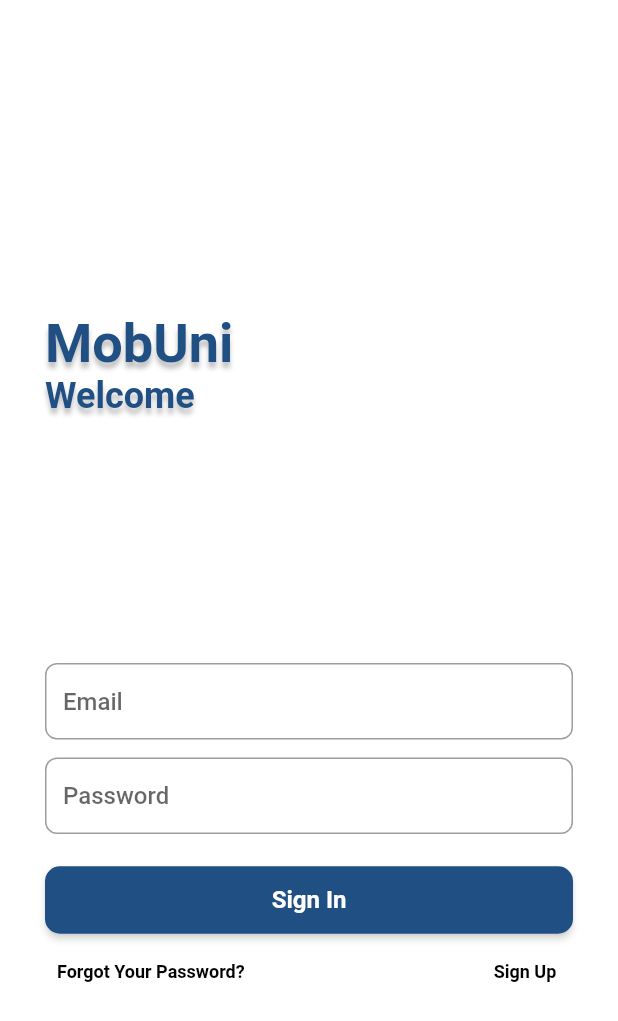
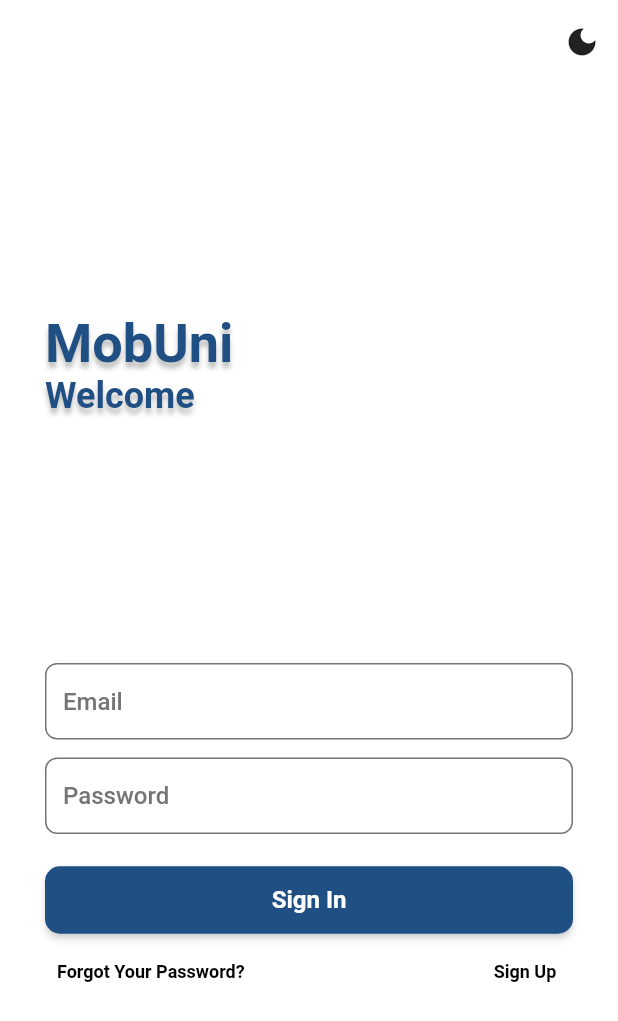
Before and after one commit to mehmetarsay/mobuni_v2, a Flutter app: the screen it shows after launch, on a phone screen of 412 x 824 dp. Shown: the top 1021 px of the screen. Run offline on Flutter 3.47's test engine with Material 2 defaults, Android fonts, the phone set to English and light mode, and no system bars; our stand-ins replace cached_network_image, dio, flutter_secure_storage, hive, image_picker, like_button and 2 more; missing offline and left inert: photo_manager, zoom_pinch_overlay; accounts and stored records are empty; Roboto replaces fonts that are missing (Manrope).

Commit message:
login ve register için dark ve light tema ayarlamaları yapıldı

```diff
--- a/lib/core/components/app_bar/custom_app_bar.dart
+++ b/lib/core/components/app_bar/custom_app_bar.dart
@@ -1,11 +1,17 @@
 import 'package:flutter/material.dart';
 import 'package:mobuni_v2/core/components/button/custom_back_button.dart';
+import 'package:mobuni_v2/core/components/text/custom_text.dart';
+import 'package:mobuni_v2/core/extension/context_extension.dart';
+import 'package:mobuni_v2/core/initialize/theme/theme_notifier.dart';
+import 'package:provider/provider.dart';
 
 class CustomAppBar extends StatefulWidget implements PreferredSizeWidget {
   const CustomAppBar({
     Key? key,
+    this.title,
   })  : preferredSize = const Size.fromHeight(kToolbarHeight),
         super(key: key);
+  final String? title;
 
   @override
   final Size preferredSize;
@@ -18,9 +24,30 @@ class _AuthAppBarState extends State<CustomAppBar> {
   @override
   Widget build(BuildContext context) {
     return AppBar(
-        leading: Navigator.canPop(context) ?  CustomBackButton() : null,
-        elevation: 0,
-        automaticallyImplyLeading: false,
-        actions: []);
+      title: widget.title != null
+          ? CustomText(
+              widget.title,
+              fontWeight: FontWeight.bold,
+              fontSize: 20,
+              color: context.colors.primary,
+            )
+          : null,
+      leading: Navigator.canPop(context) ? Padding(
+        padding: const EdgeInsets.symmetric(vertical: 10),
+        child: CustomBackButton(),
+      ) : null,
+      elevation: 0,
+      automaticallyImplyLeading: false,
+      actions: [
+        IconButton(
+          icon: Icon(
+            context.watch<ThemeNotifier>().darkTheme!
+                ? Icons.light_mode
+                : Icons.dark_mode,
+          ),
+          onPressed: () => context.read<ThemeNotifier>().toggleTheme(),
+        )
+      ],
+    );
   }
 }
--- a/lib/core/components/button/custom_back_button.dart
+++ b/lib/core/components/button/custom_back_button.dart
@@ -10,7 +10,7 @@ const CustomBackButton({ Key? key }) : super(key: key);
       onTap: () => context.navigationService.back(),
       child: Container(
         decoration: BoxDecoration(
-          color: Color(0xffE6ECF3),
+          color: context.colors.primary.withOpacity(0.25),
           borderRadius: BorderRadius.only(topRight: Radius.circular(10), bottomRight: Radius.circular(10))
         ),
         child: Icon(Icons.arrow_back_ios, color: Color(0xff40668B)),
--- a/lib/core/components/button/custom_text_button.dart
+++ b/lib/core/components/button/custom_text_button.dart
@@ -1,16 +1,24 @@
 import 'package:flutter/material.dart';
+import 'package:mobuni_v2/core/components/text/custom_text.dart';
+import 'package:mobuni_v2/core/extension/context_extension.dart';
 
 class CustomTextButton extends StatelessWidget {
-  const CustomTextButton({Key? key, this.onPressed, this.child})
+  const CustomTextButton({Key? key, this.onPressed, this.child, this.text})
       : super(key: key);
   final void Function()? onPressed;
   final Widget? child;
+  final String? text;
 
   @override
   Widget build(BuildContext context) {
     return TextButton(
       onPressed: onPressed ?? () {},
-      child: child ?? Text('Text'),
+      child: child ??
+          CustomText(
+            text ?? 'Text',
+            fontWeight: FontWeight.bold,
+            color: context.theme.primaryColorDark,
+          ),
     );
   }
 }
--- a/lib/core/components/dropdown/custom_dropdown.dart
+++ b/lib/core/components/dropdown/custom_dropdown.dart
@@ -1,5 +1,6 @@
 import 'package:flutter/material.dart';
 import 'package:mobuni_v2/core/components/text/custom_text.dart';
+import 'package:mobuni_v2/core/extension/context_extension.dart';
 
 class CustomDropdown extends StatelessWidget {
   const CustomDropdown({
@@ -16,7 +17,8 @@ class CustomDropdown extends StatelessWidget {
       child: Container(
         padding: EdgeInsets.all(12),
         decoration: BoxDecoration(
-          border: Border.all(color: Colors.grey),
+          color: context.theme.primaryColorLight,
+          border: Border.all(color: context.theme.secondaryHeaderColor),
           borderRadius: BorderRadius.all(
                   Radius.circular(8.0),
                 )
@@ -28,7 +30,7 @@ class CustomDropdown extends StatelessWidget {
             // value: viewModel.selectedIndex ?? null,
             hint: CustomText(
               labelText.toUpperCase(),
-              color: Color(0xff204F83),
+              color: context.colors.primary,
               fontWeight: FontWeight.bold,
             ),
             items: items.map(
--- a/lib/core/components/text_form_field/custom_text_form_field.dart
+++ b/lib/core/components/text_form_field/custom_text_form_field.dart
@@ -1,5 +1,6 @@
 
 import 'package:flutter/material.dart';
+import 'package:mobuni_v2/core/extension/context_extension.dart';
 // import 'package:flutter_keyboard_visibility/flutter_keyboard_visibility.dart';
 import '/core/components/text/custom_text.dart';
 
@@ -81,7 +82,7 @@ class _CustomTextFormFieldState extends State<CustomTextFormField> {
               });
             },
             decoration: InputDecoration(
-              fillColor: Colors.white,
+              fillColor: context.theme.primaryColorLight,
 
               errorStyle: TextStyle(fontSize: 16),
               // fillColor: widget.fillColor ??
@@ -89,9 +90,9 @@ class _CustomTextFormFieldState extends State<CustomTextFormField> {
               //         ? themeData.colorScheme.primary.withAlpha(80)
               //         : themeData.colorScheme.onSecondary),
               hintText: widget.insideHint! ? widget.hintText ?? '' : '',
-              // hintStyle: TextStyle(color: Theme.of(context).colorScheme.secondaryVariant),
+              hintStyle: TextStyle(color: context.theme.secondaryHeaderColor),
               border: OutlineInputBorder(
-                borderSide: BorderSide(color: Colors.grey.shade100),
+                borderSide: BorderSide(),
                 borderRadius: BorderRadius.all(
                   Radius.circular(8.0),
                 ),
@@ -102,7 +103,7 @@ class _CustomTextFormFieldState extends State<CustomTextFormField> {
                   Radius.circular(8.0),
                 ),
                 borderSide: BorderSide(
-                    color: Colors.grey,
+                    color: context.theme.secondaryHeaderColor,
                     ),
               ),
               errorBorder: OutlineInputBorder(
--- a/lib/core/extension/context_extension.dart
+++ b/lib/core/extension/context_extension.dart
@@ -62,7 +62,7 @@ extension ThemeExtension on BuildContext {
 }
 
 extension NavigateExtension on BuildContext {
-  get navigationService => locator<NavigationService>();
+  NavigationService get navigationService => locator<NavigationService>();
 
   // Future navigate(Widget widget) async =>
   //     Navigator.push(this, MaterialPageRoute(builder: (context) => widget));
--- a/lib/core/model/theme/theme_model.dart
+++ b/lib/core/model/theme/theme_model.dart
@@ -1,13 +1,13 @@
 import 'package:flutter/material.dart';
+import 'package:flutter/services.dart';
 import 'package:mobuni_v2/core/constants/config/config.dart';
 
 class ThemeModel {
   final lightMode = ThemeData(
       primaryColor: Config().appColor,
-    accentColor: Colors.grey,
       iconTheme: IconThemeData(color: Colors.grey[900]),
       fontFamily: 'Manrope',
-    scaffoldBackgroundColor: Colors.grey[100],
+      scaffoldBackgroundColor: Colors.white,
       brightness: Brightness.light,
       primaryColorDark: Colors.black,
       primaryColorLight: Colors.white,
@@ -15,14 +15,12 @@ class ThemeModel {
       shadowColor: Colors.grey[200],
       backgroundColor: Colors.white,
       appBarTheme: AppBarTheme(
-      brightness: Brightness.light,
         color: Colors.white,
         elevation: 0,
         iconTheme: IconThemeData(
           color: Colors.grey[900],
         ),
-      actionsIconTheme: IconThemeData(color: Colors.grey[900]),
-      textTheme: TextTheme(
+        actionsIconTheme: IconThemeData(color: Colors.grey[900]), systemOverlayStyle: SystemUiOverlayStyle.dark, toolbarTextStyle: TextTheme(
           headline6: TextStyle(
             fontFamily: 'Manrope',
             fontSize: 18,
@@ -31,12 +29,20 @@ class ThemeModel {
             wordSpacing: 1,
             color: Colors.grey[900],
           ),
+        ).bodyText2, titleTextStyle: TextTheme(
+          headline6: TextStyle(
+            fontFamily: 'Manrope',
+            fontSize: 18,
+            fontWeight: FontWeight.w600,
+            letterSpacing: -0.6,
+            wordSpacing: 1,
+            color: Colors.grey[900],
           ),
+        ).headline6,
       ),
       textTheme: TextTheme(
         headline1: TextStyle(
-        fontWeight: FontWeight.bold,fontSize: 14,color:Colors.black
-      ),
+            fontWeight: FontWeight.bold, fontSize: 14, color: Colors.black),
         subtitle1: TextStyle(
             fontWeight: FontWeight.w500, fontSize: 16, color: Colors.grey[900]),
       ),
@@ -44,15 +50,10 @@ class ThemeModel {
         backgroundColor: Colors.white,
         selectedItemColor: Config().appColor,
         unselectedItemColor: Colors.grey[500],
-    ),
-  );
-
-
-
+      ), colorScheme: ColorScheme.light(primary: Config().appColor).copyWith(secondary: Colors.grey));
 
   final darkMode = ThemeData(
       primaryColor: Config().appColor,
-      accentColor: Colors.black,
       iconTheme: IconThemeData(color: Colors.white),
       fontFamily: 'Manrope',
       scaffoldBackgroundColor: Color(0xff303030),
@@ -63,14 +64,12 @@ class ThemeModel {
       shadowColor: Color(0xff282828),
       backgroundColor: Colors.grey[900],
       appBarTheme: AppBarTheme(
-        brightness: Brightness.dark,
         color: Colors.grey[900],
         elevation: 0,
         iconTheme: IconThemeData(
           color: Colors.white,
         ),
-        actionsIconTheme: IconThemeData(color: Colors.white),
-        textTheme: TextTheme(
+        actionsIconTheme: IconThemeData(color: Colors.white), systemOverlayStyle: SystemUiOverlayStyle.light, toolbarTextStyle: TextTheme(
           headline6: TextStyle(
             fontFamily: 'Manrope',
             fontSize: 18,
@@ -79,12 +78,20 @@ class ThemeModel {
             fontWeight: FontWeight.w700,
             color: Colors.white,
           ),
+        ).bodyText2, titleTextStyle: TextTheme(
+          headline6: TextStyle(
+            fontFamily: 'Manrope',
+            fontSize: 18,
+            letterSpacing: -0.6,
+            wordSpacing: 1,
+            fontWeight: FontWeight.w700,
+            color: Colors.white,
           ),
+        ).headline6,
       ),
       textTheme: TextTheme(
         headline1: TextStyle(
-            fontWeight: FontWeight.bold,fontSize: 14,color:Colors.white
-        ),
+            fontWeight: FontWeight.bold, fontSize: 14, color: Colors.white),
         subtitle1: TextStyle(
             fontWeight: FontWeight.w500, fontSize: 16, color: Colors.white),
       ),
@@ -92,5 +99,5 @@ class ThemeModel {
         backgroundColor: Colors.grey[900],
         selectedItemColor: Colors.white,
         unselectedItemColor: Colors.grey[500],
-      ));
+      ), colorScheme: ColorScheme.dark(primary: Config().appColor2).copyWith(secondary: Colors.black));
 }
--- a/lib/feature/views/auth/login/login_view.dart
+++ b/lib/feature/views/auth/login/login_view.dart
@@ -1,8 +1,8 @@
 import 'package:flutter/material.dart';
+import 'package:mobuni_v2/app/app.router.dart';
 import 'package:mobuni_v2/core/components/app_bar/custom_app_bar.dart';
 import 'package:mobuni_v2/core/components/button/custom_button.dart';
 import 'package:mobuni_v2/core/components/button/custom_text_button.dart';
-import 'package:mobuni_v2/core/components/text/custom_text.dart';
 import 'package:mobuni_v2/core/components/text_form_field/custom_text_form_field.dart';
 import 'package:mobuni_v2/core/extension/context_extension.dart';
 import 'package:mobuni_v2/feature/views/auth/register/register_view.dart';
@@ -11,12 +11,10 @@ import 'package:mobuni_v2/feature/widgets/text/custom_title.dart';
 class LoginView extends StatelessWidget {
   const LoginView({Key? key}) : super(key: key);
 
-
   @override
   Widget build(BuildContext context) {
     return Scaffold(
       appBar: CustomAppBar(),
-      backgroundColor: Colors.white,
       body: SizedBox(
         width: context.width,
         child: Column(
@@ -45,29 +43,21 @@ class LoginView extends StatelessWidget {
                   controller: TextEditingController(),
                   hintText: 'Password',
                 ),
-                SizedBox(
-                  height: 20
-                ),
-                CustomButton(text: 'Sign In'),
+                SizedBox(height: 20),
+                CustomButton(
+                    text: 'Sign In',
+                    onPressed: () => context.navigationService
+                        .pushNamedAndRemoveUntil(Routes.bottomNavView)),
                 Padding(
                   padding: const EdgeInsets.symmetric(horizontal: 30),
                   child: Row(
                     mainAxisAlignment: MainAxisAlignment.spaceBetween,
                     children: [
+                      CustomTextButton(text: 'Forgot Your Password?'),
                       CustomTextButton(
-                        child: CustomText(
-                          'Forgot Your Password?',
-                          fontWeight: FontWeight.bold,
-                          color: Colors.black,
-                        ),
-                      ),
-                      CustomTextButton(
-                        child: CustomText(
-                          'Sign Up',
-                          fontWeight: FontWeight.bold,
-                          color: Colors.black,
-                        ),
-                        onPressed: () => context.navigationService.navigateToView(
+                        text: 'Sign Up',
+                        onPressed: () =>
+                            context.navigationService.navigateToView(
                           RegisterView(),
                         ),
                       )
--- a/lib/feature/views/auth/register/register_view.dart
+++ b/lib/feature/views/auth/register/register_view.dart
@@ -4,6 +4,7 @@ import 'package:mobuni_v2/core/components/button/custom_button.dart';
 import 'package:mobuni_v2/core/components/dropdown/custom_dropdown.dart';
 import 'package:mobuni_v2/core/components/text/custom_text.dart';
 import 'package:mobuni_v2/core/components/text_form_field/custom_text_form_field.dart';
+import 'package:mobuni_v2/core/extension/context_extension.dart';
 import 'package:mobuni_v2/feature/widgets/text/custom_title.dart';
 
 class RegisterView extends StatefulWidget {
@@ -20,7 +21,6 @@ var isHighSchool = false;
   Widget build(BuildContext context){
     return Scaffold(
       appBar: CustomAppBar(),
-      backgroundColor: Colors.white,
       body: Column(
         children: [
           Padding(
@@ -53,8 +53,8 @@ var isHighSchool = false;
           ),
           CheckboxListTile(
             title: CustomText(
-              'Lise Öğrencisiyim',
-              color: Color(0xff204F83),
+              'I am high school student',
+              color: context.colors.primary,
               fontWeight: FontWeight.bold,
               fontSize: 16,
             ),
--- a/lib/feature/views/home/bottomnav_view.dart
+++ b/lib/feature/views/home/bottomnav_view.dart
@@ -1,10 +1,9 @@
 import 'package:flutter/material.dart';
-import 'package:mobuni_v2/core/initialize/theme/theme_notifier.dart';
+import 'package:mobuni_v2/core/components/app_bar/custom_app_bar.dart';
 import 'package:mobuni_v2/feature/views/home/bottomnav_view_model.dart';
 import 'package:mobuni_v2/feature/views/question/questions_view.dart';
 import 'package:mobuni_v2/feature/views/tab2/tab2_view.dart';
 import 'package:mobuni_v2/feature/views/tab3/tab3_view.dart';
-import 'package:provider/provider.dart';
 import 'package:stacked/stacked.dart';
 
 class BottomNavView extends StatefulWidget {
@@ -21,18 +20,7 @@ class _BottomNavViewState extends State<BottomNavView> {
   Widget build(BuildContext context) {
     return ViewModelBuilder<BottomNavViewModel>.reactive(
       builder: (context, viewModel, child) => Scaffold(
-        appBar: AppBar(
-          title: Text(
-            'AppBar',
-            style: TextStyle(color: Colors.red),
-          ),
-          leading: IconButton(
-            icon: Icon(Icons.star,),
-            onPressed: (){
-              context.read<ThemeNotifier>().toggleTheme();
-            },
-          ),
-        ),
+        appBar: CustomAppBar(title: 'MobUni'),
         body: getViewForIndex(viewModel.currentTabIndex),
         bottomNavigationBar: BottomNavigationBar(
           elevation: 6,
--- a/lib/feature/widgets/text/custom_title.dart
+++ b/lib/feature/widgets/text/custom_title.dart
@@ -1,6 +1,7 @@
 import 'package:flutter/material.dart';
 import 'package:mobuni_v2/core/components/text/custom_text.dart';
 import 'package:mobuni_v2/core/constants/app/constants.dart';
+import 'package:mobuni_v2/core/extension/context_extension.dart';
 
 class CustomTitle extends StatelessWidget {
   final String? title;
@@ -16,7 +17,7 @@ class CustomTitle extends StatelessWidget {
   Widget build(BuildContext context) {
     return CustomText(
       title ?? 'Title',
-      color: Color(0xff204F83),
+      color: context.colors.primary,
       fontSize: size ?? 24,
       fontWeight: FontWeight.bold,
       shadows: Constants.titleShadows,
```
Also changed, not shown: pubspec.lock, 7 other files. Lines whose indentation alone changed are shown as unchanged.
